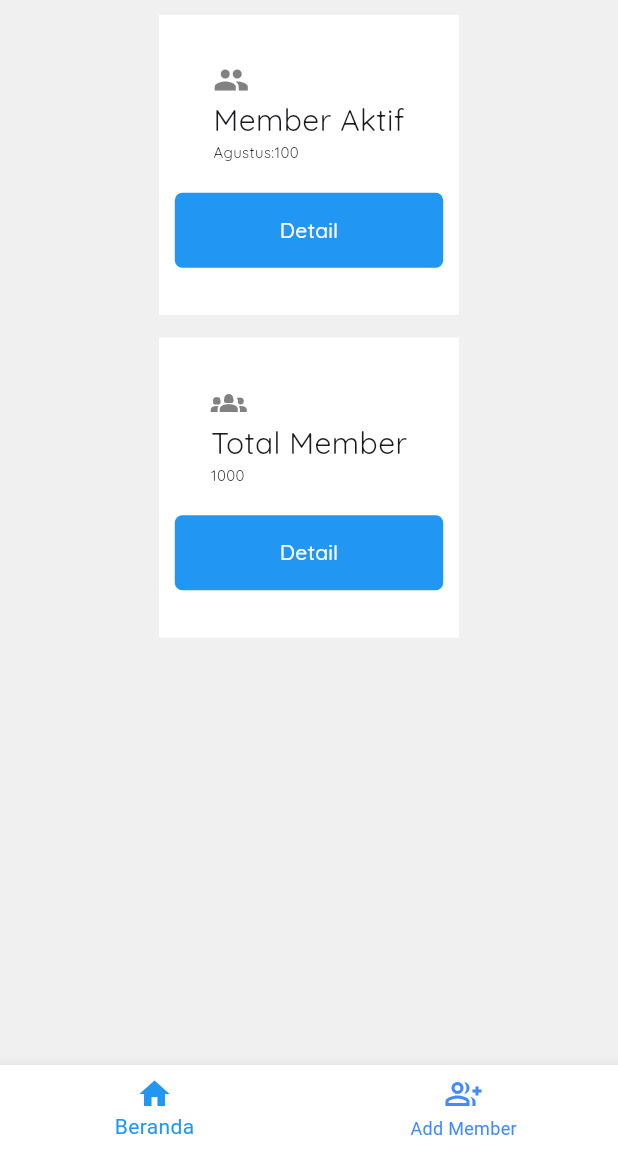
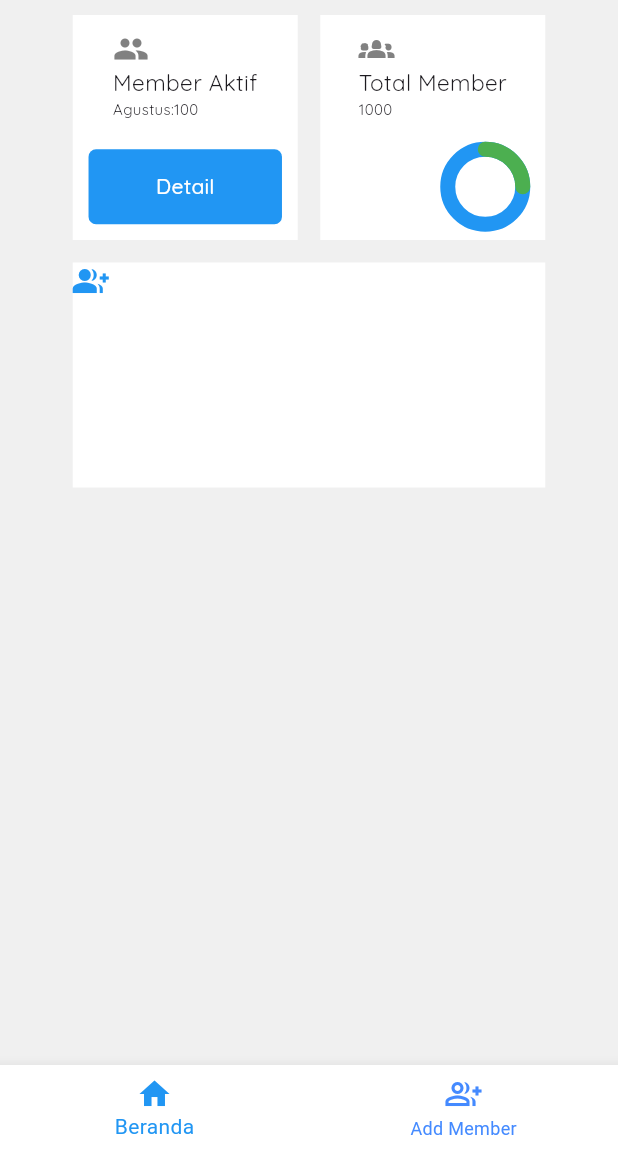
Before and after one commit to KhotamiPutra/AppGym, a Flutter app: the screen it shows after launch, after a tap on "Detail", on a phone screen of 412 x 824 dp, the part 84-1236 px from its top. Run offline on Flutter 3.47's test engine with Material 3 defaults, Android fonts, the phone set to English and light mode, and no system bars.

Commit message:
membuat UI home

```diff
--- a/lib/pages/home.dart
+++ b/lib/pages/home.dart
@@ -32,7 +32,7 @@ class _HomeState extends State<Home> {
                   Wrap(
                     spacing: 15.0,
                     runSpacing: 15.0,
-                    children: [active_member(), total_member()],
+                    children: [Active_member(), Total_member(),Newmemberthismonth()],
                   ),
                 ],
               ),
--- a/lib/pages/layouts/layouts_Home/member_information.dart
+++ b/lib/pages/layouts/layouts_Home/member_information.dart
@@ -1,13 +1,13 @@
 import 'package:flutter/material.dart';
 
-class active_member extends StatelessWidget {
-  const active_member({super.key});
+class Active_member extends StatelessWidget {
+  const Active_member({super.key});
 
   @override
   Widget build(BuildContext context) {
     return Container(
-      width: 200,
-      height: 200,
+      width: 150,
+      height: 150,
       color: Colors.white,
       child: Column(
         crossAxisAlignment: CrossAxisAlignment.center,
@@ -22,7 +22,7 @@ class active_member extends StatelessWidget {
               ),
               Text(
                 "Member Aktif",
-                style: TextStyle(fontSize: 20),
+                style: TextStyle(fontSize: 15),
               ),
               Text(
                 "Agustus:100",
@@ -38,7 +38,7 @@ class active_member extends StatelessWidget {
             style: TextButton.styleFrom(
                 foregroundColor: Colors.white,
                 backgroundColor: Colors.blue,
-                padding: EdgeInsets.symmetric(horizontal: 70, vertical: 15),
+                padding: EdgeInsets.symmetric(horizontal: 45, vertical: 15),
                 shape: RoundedRectangleBorder(
                     borderRadius: BorderRadius.circular(5))),
             child: Text("Detail"),
@@ -49,14 +49,14 @@ class active_member extends StatelessWidget {
   }
 }
 
-class total_member extends StatelessWidget {
-  const total_member({super.key});
+class Total_member extends StatelessWidget {
+  const Total_member({super.key});
 
   @override
   Widget build(BuildContext context) {
     return Container(
-      width: 200,
-      height: 200,
+      width: 150,
+      height: 150,
       color: Colors.white,
       child: Column(
         mainAxisAlignment: MainAxisAlignment.center,
@@ -71,7 +71,7 @@ class total_member extends StatelessWidget {
               ),
               Text(
                 "Total Member",
-                style: TextStyle(fontSize: 20),
+                style: TextStyle(fontSize: 15),
               ),
               Text(
                 "1000",
@@ -82,18 +82,77 @@ class total_member extends StatelessWidget {
           SizedBox(
             height: 20,
           ),
-          TextButton(
-            onPressed: () {},
-            style: TextButton.styleFrom(
-                foregroundColor: Colors.white,
-                backgroundColor: Colors.blue,
-                padding: EdgeInsets.symmetric(horizontal: 70, vertical: 15),
-                shape: RoundedRectangleBorder(
-                    borderRadius: BorderRadius.circular(5))),
-            child: Text("Detail"),
+          Row(
+            mainAxisAlignment: MainAxisAlignment.end,
+            children: [
+              Padding(
+                padding: const EdgeInsets.only(right: 15),
+                child: CustomPaint(
+                  size: Size(50, 50),
+                  painter: CircleChartPainter(),
+                ),
+              ),
+            ],
           )
         ],
       ),
     );
   }
 }
+
+class CircleChartPainter extends CustomPainter {
+  @override
+  void paint(Canvas canvas, Size size) {
+    double radius = size.width / 2;
+
+    Paint paint = Paint()
+      ..style = PaintingStyle.stroke
+      ..strokeWidth = 10.0
+      ..color = Colors.blue;
+
+    canvas.drawCircle(Offset(radius, radius), radius, paint);
+
+    // Menambahkan bagian grafik (misalnya, 25%)
+    Paint progressPaint = Paint()
+      ..style = PaintingStyle.stroke
+      ..strokeWidth = 10.0
+      ..color = Colors.green
+      ..strokeCap = StrokeCap.round;
+
+    double sweepAngle = 0.25 * 3.14159 * 2; // 25% dari 360 derajat
+    canvas.drawArc(
+      Rect.fromCircle(center: Offset(radius, radius), radius: radius),
+      -3.14159 / 2, // Mulai dari atas
+      sweepAngle,
+      false,
+      progressPaint,
+    );
+  }
+
+  @override
+  bool shouldRepaint(CustomPainter oldDelegate) {
+    return false;
+  }
+}
+
+class Newmemberthismonth extends StatelessWidget {
+  const Newmemberthismonth({super.key});
+
+  @override
+  Widget build(BuildContext context) {
+    return Container(
+      width: 315,
+      height: 150,
+      color: Colors.white,
+      child: Row(
+        children: [
+          Column(
+            children: [
+              Icon(Icons.group_add, color: Colors.blue),
+            ],
+          )
+        ],
+      ),
+    );
+  }
+}
```
